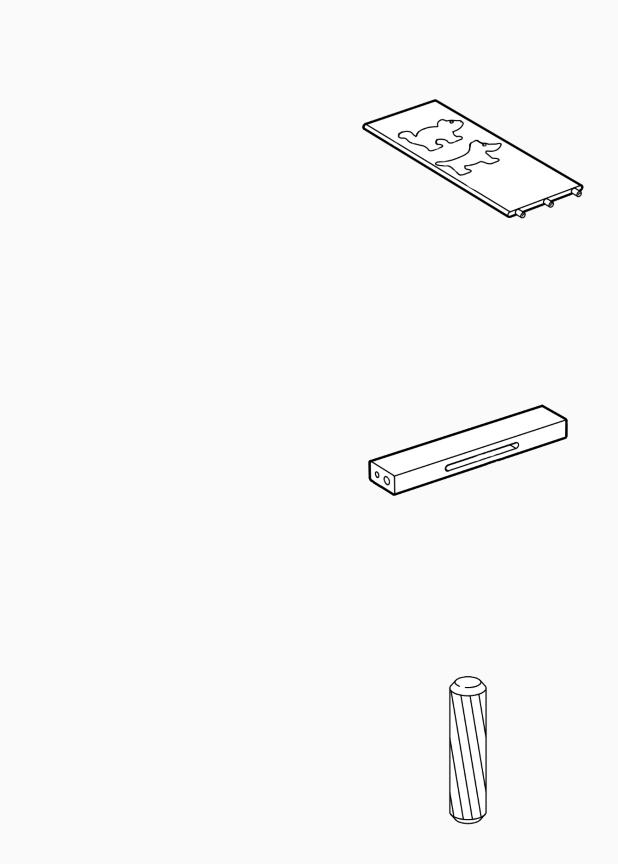
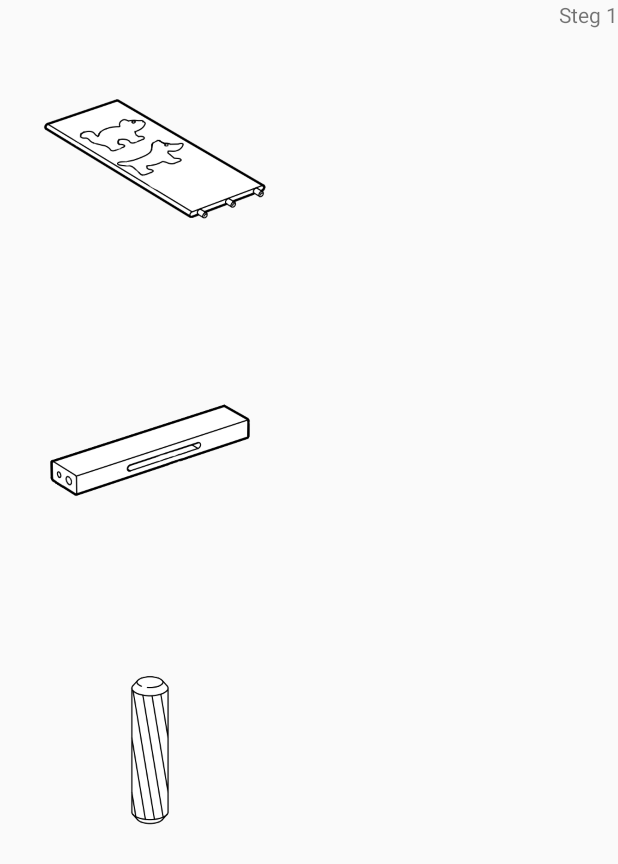
Before and after one commit to alexceder/stolbygge, an Android app: the layout activity_ar_instructions.xml on its own in the app's theme, with its tools: preview values and no code run, on a phone screen of 412 x 824 dp. Shown: the top 864 px of the screen. Run offline under Robolectric (Android 15) with nearby library versions, the phone set to English and light mode, and no system bars.

Commit message:
small change

```diff
--- a/app/src/main/res/layout/activity_ar_instructions.xml
+++ b/app/src/main/res/layout/activity_ar_instructions.xml
@@ -6,7 +6,7 @@
     <LinearLayout
         android:layout_width="wrap_content"
         android:layout_height="wrap_content"
-        android:layout_alignParentRight="true"
+        android:layout_alignParentLeft="true"
         android:orientation="vertical">
 
         <ImageView
@@ -25,4 +25,15 @@
             android:src="@drawable/plugg" />
 
     </LinearLayout>
+
+    <LinearLayout
+        android:layout_width="wrap_content"
+        android:layout_height="wrap_content"
+        android:layout_alignParentRight="true">
+
+        <TextView
+            android:layout_width="wrap_content"
+            android:layout_height="wrap_content"
+            android:text="Steg 1"/>
+    </LinearLayout>
 </RelativeLayout>
```
